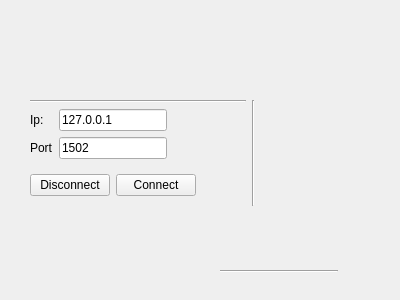
First picture: the form in settingswindow.ui, repository Haskis/Ares_URS, before the edit.
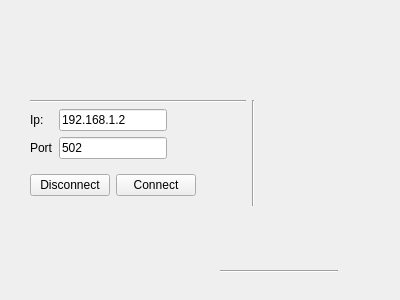
Second picture: the form after the edit. Custom widgets are drawn as their Qt base class.

```diff
--- a/settingswindow.ui
+++ b/settingswindow.ui
@@ -26,7 +26,7 @@
     <enum>Qt::Horizontal</enum>
    </property>
   </widget>
-  <widget class="QWidget" name="">
+  <widget class="QWidget" name="layoutWidget">
    <property name="geometry">
     <rect>
      <x>30</x>
@@ -74,14 +74,14 @@
               <item>
                <widget class="QLineEdit" name="lineEditIP">
                 <property name="text">
-                 <string>127.0.0.1</string>
+                 <string>192.168.1.2</string>
                 </property>
                </widget>
               </item>
               <item>
                <widget class="QLineEdit" name="lineEditPort">
                 <property name="text">
-                 <string>1502</string>
+                 <string>502</string>
                 </property>
                </widget>
               </item>
```
